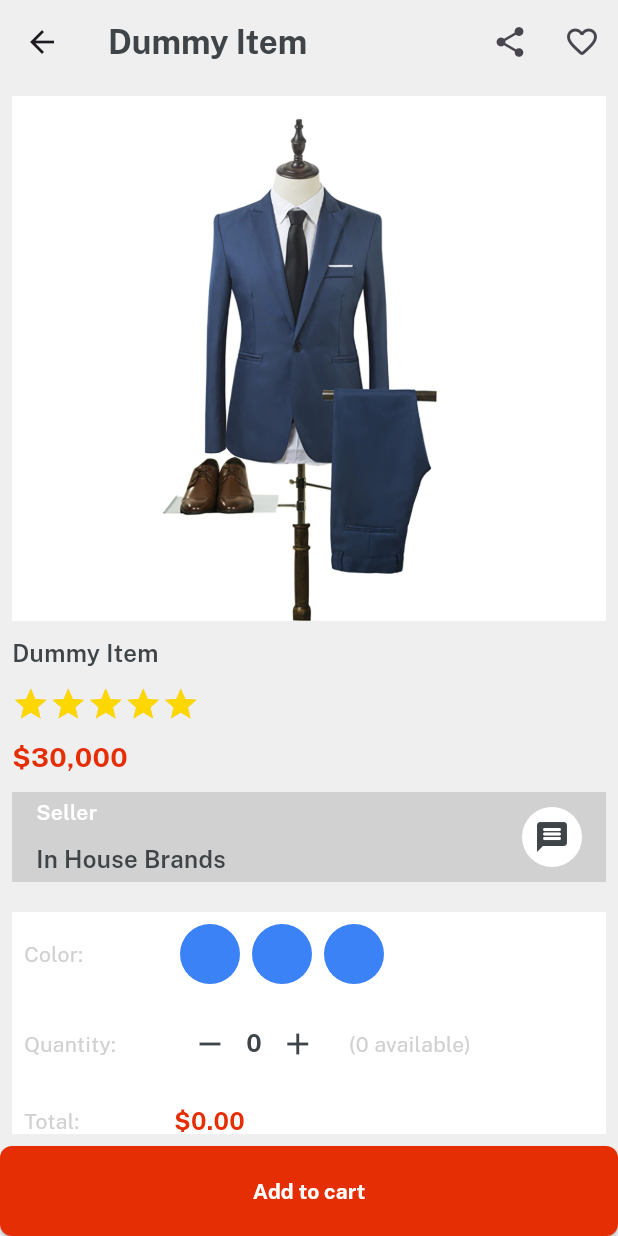
After one commit to darshankanani19/E-COMMERCE-APP, a Flutter app: the ItemsDetails screen opened directly, on a phone screen of 412 x 824 dp. The commit adds this screen. Run offline on Flutter 3.47's test engine with Material 3 defaults, Android fonts, the phone set to English and light mode, and no system bars; drawn by our look-alikes of velocity_x; our stand-ins replace get.

Commit message:
new changes

```diff
--- a/lib/consts/colors.dart
+++ b/lib/consts/colors.dart
@@ -7,3 +7,4 @@ const Color whiteColor = Color.fromRGBO(255,255,255, 1);
 const Color lightGrey = Color.fromRGBO(239,239,239, 1);
 const Color redColor = Color.fromRGBO(230,46,4, 1);
 const Color lightGolden = Color(0xffFEEAD1);
+const Color golden =Color(0xFFFFD700);
--- a/lib/consts/lists.dart
+++ b/lib/consts/lists.dart
@@ -10,3 +10,4 @@ const featuredTitle2=[boysGlasses,mobilePhone,tShirt];
 
 const categoriesList=[womenClothing,menClothingFashion,compAccess,automobile,kidToys,sports,jewelery,cellphone,furniture];
 const categoriesImages=[imgFc8,imgFc1,imgFc2,imgFc3,imgFc4,imgFc5,imgFc7,imgFc6,imgFc9];
+const itemDetailButtonsList=[video,reviews,sellerPolicy,returnPolicy,supportPolicy];
--- a/lib/consts/strings.dart
+++ b/lib/consts/strings.dart
@@ -1,3 +1,5 @@
+import 'package:rrr/views/category_screen/items_details.dart';
+
 const appname = "RRR";
 const appversion = "Version 1.0.0";
 const credits = "@Darshan Kanani";
@@ -41,3 +43,6 @@ sports="Sports",
 jewelery="Jewelery",
 cellphone="CellPhone & Tab",
 furniture="Furniture";
+
+//item details Strings
+const video="Video",reviews="Reviews",sellerPolicy="Seller Policy",returnPolicy="Return Policy",supportPolicy="Support Policy",productYouMayLike="Product you may also like";
--- a/lib/main.dart
+++ b/lib/main.dart
@@ -19,6 +19,9 @@ class MyApp extends StatelessWidget {
         scaffoldBackgroundColor: Colors.transparent,
         appBarTheme: const AppBarTheme(color: Colors.transparent),
         fontFamily: regular,
+        iconTheme: IconThemeData(
+          color: darkFontGrey
+        ),
 
       ),
       home: SplashScreen(),
--- a/lib/views/category_screen/categories_details.dart
+++ b/lib/views/category_screen/categories_details.dart
@@ -1,4 +1,6 @@
+import 'package:get/get.dart';
 import 'package:rrr/consts/consts.dart';
+import 'package:rrr/views/category_screen/items_details.dart';
 import 'package:rrr/widgets_common/bg_widget.dart';
 class CategoriesDetails extends StatelessWidget {
 
@@ -11,6 +13,44 @@ class CategoriesDetails extends StatelessWidget {
       appBar: AppBar(
         title: title!.text.fontFamily(bold).white.make(),
       ),
+
+      body:Container(
+        padding: EdgeInsets.all(12),
+        child: Column(
+          children: [
+            SingleChildScrollView(
+              physics: BouncingScrollPhysics(),
+              scrollDirection: Axis.horizontal,
+              child: Row(
+                children: List.generate(6, (index)=>"Baby Clothing".text.color(darkFontGrey).fontFamily(semibold).size(12).makeCentered().box.roundedSM.size(120, 60).margin(EdgeInsets.symmetric(horizontal: 4)).white.make()),
+              ),
+            ),
+
+          //   items Container
+            Expanded(child: Container(
+              color: lightGrey,
+              child: GridView.builder(physics: NeverScrollableScrollPhysics(),
+                  shrinkWrap: true,
+                  itemCount: 6,
+                  gridDelegate: SliverGridDelegateWithFixedCrossAxisCount(crossAxisCount: 2,mainAxisSpacing: 8,crossAxisSpacing: 8,mainAxisExtent: 250), itemBuilder: (context,index){
+                    return Column(
+                  crossAxisAlignment: CrossAxisAlignment.start,
+                  children: [
+                    Image.asset(imgP1,width: 200,height: 150,fit: BoxFit.cover,),
+                    // Spacer(),
+                    "Laptop 4GB/64GB".text.fontFamily(semibold).color(darkFontGrey).make(),
+                    10.heightBox,
+                    "\$600".text.fontFamily(bold).color(redColor).size(16).make(),
+                  ],
+                ).box.white.margin(EdgeInsets.symmetric(horizontal: 4)).outerShadowSm .padding(EdgeInsets.all(12)).roundedSM.make().onTap((){
+                  Get.to(()=>ItemsDetails(title: "Dummy Item"));
+                    });
+                ;
+              }),
+            )),
+          ],
+        ),
+      ),
     ));
   }
 }
--- a/lib/views/category_screen/category_screen.dart
+++ b/lib/views/category_screen/category_screen.dart
@@ -1,5 +1,7 @@
+import 'package:get/get.dart';
 import 'package:rrr/consts/consts.dart';
 import 'package:rrr/consts/lists.dart';
+import 'package:rrr/views/category_screen/categories_details.dart';
 
 import '../../widgets_common/bg_widget.dart';
 class CategoryScreen extends StatelessWidget {
@@ -23,7 +25,9 @@ itemCount: 9,
               10.heightBox,
               categoriesList[index].text.color(darkFontGrey).align(TextAlign.center).make(),
             ],
-          ).box.white.rounded.clip(Clip.antiAlias).outerShadowSm.make();
+          ).box.white.rounded.clip(Clip.antiAlias).outerShadowSm.make().onTap((){
+            Get.to(CategoriesDetails(title: categoriesList[index]));
+          });
         }),
       ),
     ));
--- /dev/null
+++ b/lib/views/category_screen/items_details.dart
@@ -0,0 +1,151 @@
+import 'package:rrr/consts/consts.dart';
+import 'package:rrr/consts/lists.dart';
+import 'package:rrr/widgets_common/our_button.dart';
+class ItemsDetails extends StatelessWidget {
+ final String? title;
+  const ItemsDetails({super.key,required this.title});
+
+  @override
+  Widget build(BuildContext context) {
+    return Scaffold(
+      backgroundColor: lightGrey,
+      appBar: AppBar(
+        title: title!.text.fontFamily(bold).color(darkFontGrey).make(),
+        actions: [
+          IconButton(onPressed: (){}, icon: Icon(Icons.share,)),
+          IconButton(onPressed: (){}, icon: Icon(Icons.favorite_outline_rounded,)),
+        ],
+      ),
+      body: Column(
+        children: [
+          Expanded(child: Padding(padding: EdgeInsets.all(8),child: SingleChildScrollView(
+            physics: BouncingScrollPhysics(),
+            child: Column(
+              crossAxisAlignment: CrossAxisAlignment.start,
+              children: [
+                VxSwiper.builder(itemCount: 3,
+                    height: 350,
+                    aspectRatio: 16/9,
+                    autoPlay: true,
+                    itemBuilder: (context,index){return Image.asset(imgFc1,width: double.infinity,fit: BoxFit.cover,  );}),
+                10.heightBox,
+                // title
+                title!.text.size(16).color(darkFontGrey).fontFamily(semibold).make(),
+                // rating
+                10.heightBox,
+                VxRating(onRatingUpdate: (String value) {  },normalColor: textfieldGray,selectionColor: golden,size: 25,stepInt: true,count: 5,),
+                10.heightBox,
+                "\$30,000".text.color(redColor).fontFamily(bold).size(18).make(),
+                10.heightBox,
+                Row(
+                  children: [
+                    Expanded(child: Column(
+                      mainAxisAlignment: MainAxisAlignment.center,
+                      crossAxisAlignment: CrossAxisAlignment.start,
+                      children: [
+                        "Seller".text.fontFamily(semibold).white.make(),
+                        10.heightBox,
+                        "In House Brands".text.fontFamily(semibold).color(darkFontGrey).size(16).make(),
+                      ],
+                    )),
+                    CircleAvatar(backgroundColor: Colors.white,
+                      child: Icon(Icons.message_rounded,color: darkFontGrey,),
+                    ),
+                  ],
+                ).box.color(textfieldGray).height(60).padding(EdgeInsets.symmetric(horizontal: 16)).make(),
+20.heightBox,
+                // color selection
+                Column(
+                  children: [
+                    Row(
+                      children: [
+                        SizedBox(width: 100,
+                        child: "Color: ".text.color(textfieldGray).make(),),
+                        Row(
+                          children:List.generate(3, (index)=>VxBox().size(40,40).roundedFull.color(Vx.randomPrimaryColor).margin(EdgeInsets.symmetric(horizontal: 4)).make()),
+                        )
+                      ],
+                    ).box.padding(EdgeInsets.all(8)).make(),
+                    // quantity row
+                    Row(
+                      children: [
+                        SizedBox(width: 100,
+                          child: "Quantity: ".text.color(textfieldGray).make(),),
+                        Row(
+                          children: [
+                            IconButton(onPressed: (){}, icon: Icon(Icons.remove)),
+                            "0".text.size(16).fontFamily(bold).color(darkFontGrey).make(),
+                            IconButton(onPressed: (){}, icon: Icon(Icons.add)),
+                            10.widthBox,
+                            "(0 available)".text.color(textfieldGray).make(),
+
+                          ],
+                        ),
+                      ],
+                    ).box.padding(EdgeInsets.all(8)).make(),
+                  // total row
+                    Row(
+                      children: [
+                        SizedBox(width: 100,
+                          child: "Total: ".text.color(textfieldGray).make(),),
+                        "\$0.00".text.size(16).fontFamily(bold).color(redColor).make(),
+                      ],
+                    ).box.padding(EdgeInsets.all(8)).make(),
+                      ],
+
+                ).box.shadowSm.white.make(),
+                // description
+
+                10.heightBox,
+                "Description".text.color(darkFontGrey).fontFamily(semibold).make(),
+                10.heightBox,
+                "This is dummy item and dummy description".text.color(darkFontGrey).make(),
+                10.heightBox,
+
+              //   button list
+
+                ListView(
+                  shrinkWrap: true,
+                  physics:NeverScrollableScrollPhysics(),
+                  children: List.generate(itemDetailButtonsList.length, (index){return ListTile(
+                    title: itemDetailButtonsList[index].text.make(),
+                    trailing: Icon(Icons.arrow_forward),
+                  );}),
+                ),
+              20.heightBox,
+              //   product you may also like
+                productYouMayLike.text.color(darkFontGrey).fontFamily(bold).size(16).make(),
+                10.heightBox,
+                // copied widget from homScreen
+                SingleChildScrollView(
+                  scrollDirection: Axis.horizontal,
+                  physics: BouncingScrollPhysics(),
+                  child: Row(
+                    children: List.generate(6, (index)=>Column(
+                      crossAxisAlignment: CrossAxisAlignment.start,
+                      children: [
+                        Image.asset(imgP1,width: 150,fit: BoxFit.cover,),
+                        10.heightBox,
+                        "Laptop 4GB/64GB".text.fontFamily(semibold).color(darkFontGrey).make(),
+                        10.heightBox,
+                        "\$600".text.fontFamily(bold).color(redColor).size(16).make(),
+                      ],
+                    ).box.white.margin(EdgeInsets.symmetric(horizontal: 4)).padding(EdgeInsets.all(8)).roundedSM.make()).toList(),
+                  ),
+                ),
+
+              ],
+            ),
+          ),)),
+          SizedBox(
+            height: 60,
+            width: double.infinity,
+            child: ourButton(onPress: (){},title: "Add to cart",color: redColor,textColor: whiteColor),
+          ),
+
+
+        ],
+      ),
+    );
+  }
+}
--- a/lib/views/home_screen/home_screen.dart
+++ b/lib/views/home_screen/home_screen.dart
@@ -131,7 +131,7 @@ Expanded(
                   ],
                   ).box.white.margin(EdgeInsets.symmetric(horizontal: 4)).padding(EdgeInsets.all(8)).roundedSM.make()).toList(),
                 ),
-              )
+              ),
             ],
           ),
         ),
--- a/lib/widgets_common/our_button.dart
+++ b/lib/widgets_common/our_button.dart
@@ -4,7 +4,7 @@ Widget ourButton({onPress,color ,textColor ,String? title}){
 
       style: ElevatedButton.styleFrom(
         backgroundColor: color,
-        padding: EdgeInsets.all(12)
+        padding: EdgeInsets.all(12),shape: RoundedRectangleBorder(borderRadius: BorderRadius.circular(8)),
       ),
       onPressed: onPress, child: title!.text.color(textColor).fontFamily(bold).make());
 }
```
